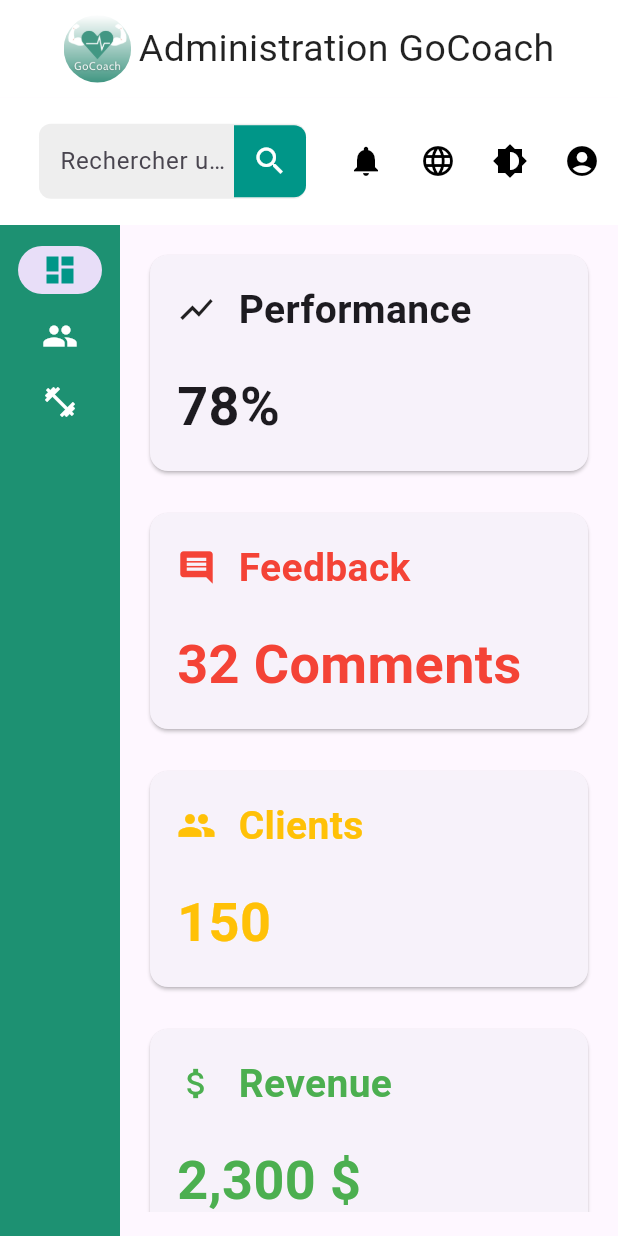
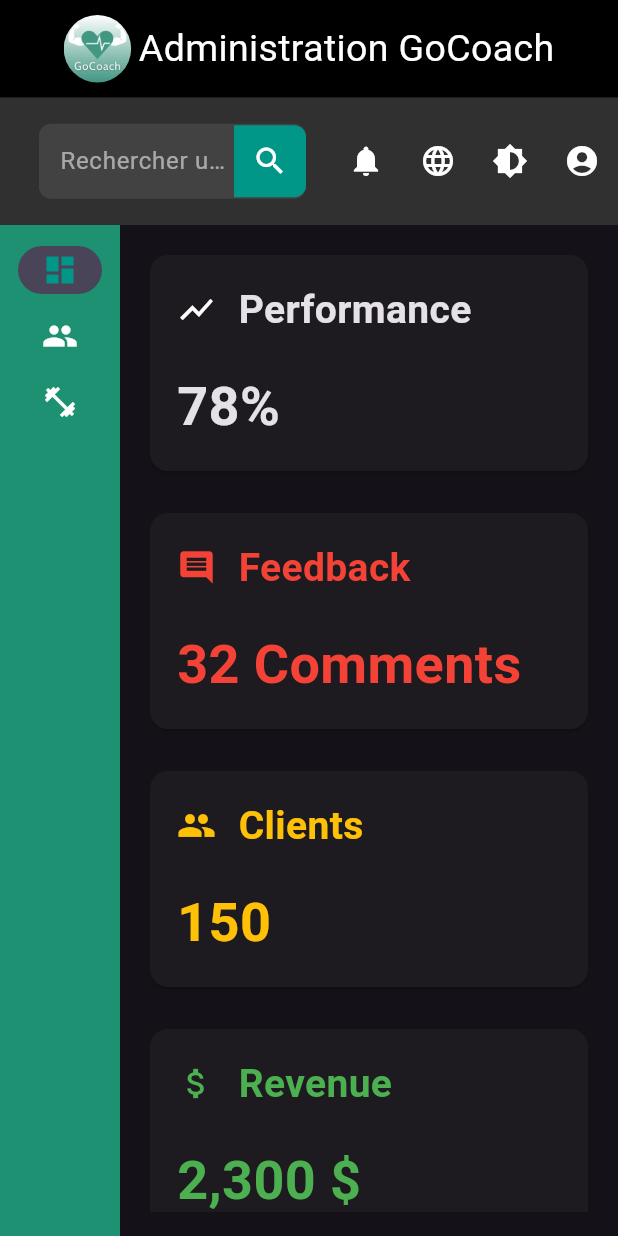
Before and after one commit to sassank/admin_gocoach, a Flutter app: the DashboardPage screen opened directly, after a tap on the "brightness 6" icon, on a phone screen of 412 x 824 dp. Run offline on Flutter 3.47's test engine with Material 3 defaults, Android fonts, the phone set to English and light mode, and no system bars.

Commit message:
dark theme option with provider

```diff
--- a/lib/main.dart
+++ b/lib/main.dart
@@ -1,18 +1,25 @@
 import 'package:flutter/material.dart';
+import 'package:provider/provider.dart';
 import 'pages/login_page.dart';
+import 'theme_provider.dart';
 
 void main() {
-  runApp(MyApp());
+  runApp(
+    ChangeNotifierProvider(
+      create: (_) => ThemeProvider(),
+      child: MyApp(),
+    ),
+  );
 }
 
 class MyApp extends StatelessWidget {
   @override
   Widget build(BuildContext context) {
+    final themeProvider = Provider.of<ThemeProvider>(context);
+
     return MaterialApp(
       title: 'GoCoach Admin',
-      theme: ThemeData(
-        primarySwatch: Colors.teal,
-      ),
+      theme: themeProvider.isDarkMode ? ThemeData.dark() : ThemeData.light(),
       debugShowCheckedModeBanner: false, // Désactiver le bandeau DEBUG
       home: LoginPage(),
     );
--- a/lib/pages/dashboard_page.dart
+++ b/lib/pages/dashboard_page.dart
@@ -1,8 +1,9 @@
 import 'package:flutter/material.dart';
+import 'package:provider/provider.dart';
 import 'users_page.dart';
 import 'events_page.dart';
 import 'profile_page.dart';
-import 'login_page.dart';
+import '../theme_provider.dart';
 
 class DashboardPage extends StatefulWidget {
   const DashboardPage({Key? key}) : super(key: key);
@@ -23,18 +24,21 @@ class _DashboardPageState extends State<DashboardPage> {
 
   @override
   Widget build(BuildContext context) {
+    final themeProvider = Provider.of<ThemeProvider>(context);
+    bool isDarkMode = themeProvider.isDarkMode;
+
     return Scaffold(
       body: Column(
         children: [
           Container(
-            color: Colors.white,
+            color: isDarkMode ? Colors.black : Colors.white,
             padding: EdgeInsets.symmetric(vertical: 10, horizontal: 16),
             child: Center(
               child: Row(
                 mainAxisSize: MainAxisSize.min,
                 children: [
                   ClipRRect(
-                    borderRadius: BorderRadius.circular(50.0),
+                    borderRadius: BorderRadius.circular(40.0),
                     child: Image.asset(
                       'assets/images/gocoach.png',
                       height: 45,
@@ -43,7 +47,10 @@ class _DashboardPageState extends State<DashboardPage> {
                   SizedBox(width: 5),
                   Text(
                     'Administration GoCoach',
-                    style: TextStyle(color: Colors.black87, fontSize: 25),
+                    style: TextStyle(
+                      color: isDarkMode ? Colors.white : Colors.black87,
+                      fontSize: 25,
+                    ),
                   ),
                 ],
               ),
@@ -51,7 +58,7 @@ class _DashboardPageState extends State<DashboardPage> {
           ),
           AppBar(
             toolbarHeight: 85,
-            backgroundColor: Colors.white,
+            backgroundColor: isDarkMode ? Colors.grey[850] : Colors.white,
             title: Row(
               children: [
                 SizedBox(width: 10),
@@ -59,19 +66,20 @@ class _DashboardPageState extends State<DashboardPage> {
                   child: Container(
                     height: 50,
                     decoration: BoxDecoration(
-                      color: Colors.grey[200],
+                      color: isDarkMode ? Colors.grey[800] : Colors.grey[200],
                       borderRadius: BorderRadius.circular(8.0),
                     ),
                     child: Center(
                       child: TextField(
                         decoration: InputDecoration(
                           hintText: "Rechercher un abboné ou une activité",
+                          hintStyle: TextStyle(color: isDarkMode ? Colors.white54 : Colors.black54),
                           border: OutlineInputBorder(
                             borderRadius: BorderRadius.circular(8.0),
                             borderSide: BorderSide.none,
                           ),
                           filled: true,
-                          fillColor: Colors.grey[200],
+                          fillColor: isDarkMode ? Colors.grey[800] : Colors.grey[200],
                           contentPadding: EdgeInsets.symmetric(vertical: 0.0, horizontal: 10.0),
                           suffixIcon: Container(
                             decoration: BoxDecoration(
@@ -97,25 +105,25 @@ class _DashboardPageState extends State<DashboardPage> {
             ),
             actions: [
               IconButton(
-                icon: Icon(Icons.notifications, color: Colors.black),
+                icon: Icon(Icons.notifications, color: isDarkMode ? Colors.white : Colors.black),
                 onPressed: () {
                   // Handle notifications
                 },
               ),
               IconButton(
-                icon: Icon(Icons.language, color: Colors.black),
+                icon: Icon(Icons.language, color: isDarkMode ? Colors.white : Colors.black),
                 onPressed: () {
                   // Handle language change
                 },
               ),
               IconButton(
-                icon: Icon(Icons.brightness_6, color: Colors.black),
+                icon: Icon(Icons.brightness_6, color: isDarkMode ? Colors.white : Colors.black),
                 onPressed: () {
-                  // Handle theme change
+                  themeProvider.toggleTheme();
                 },
               ),
               IconButton(
-                icon: Icon(Icons.account_circle, color: Colors.black),
+                icon: Icon(Icons.account_circle, color: isDarkMode ? Colors.white : Colors.black),
                 onPressed: () {
                   Navigator.push(
                     context,
--- /dev/null
+++ b/lib/theme_provider.dart
@@ -0,0 +1,12 @@
+import 'package:flutter/material.dart';
+
+class ThemeProvider extends ChangeNotifier {
+  bool _isDarkMode = false;
+
+  bool get isDarkMode => _isDarkMode;
+
+  void toggleTheme() {
+    _isDarkMode = !_isDarkMode;
+    notifyListeners();
+  }
+}
--- a/pubspec.yaml
+++ b/pubspec.yaml
@@ -31,7 +31,7 @@ dependencies:
   flutter:
     sdk: flutter
   http: ^0.13.3
-
+  provider: ^6.0.0
   # The following adds the Cupertino Icons font to your application.
   # Use with the CupertinoIcons class for iOS style icons.
   cupertino_icons: ^1.0.6
```
Also changed, not shown: pubspec.lock.
